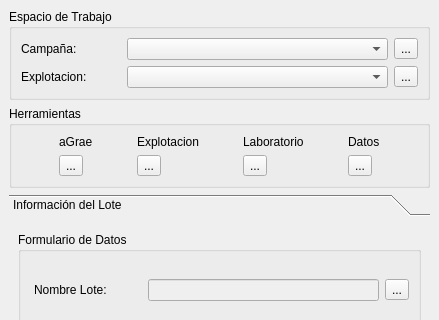
The window that dialogs/ui/agrae_tools.ui (franciscocontreras93/agrae_new) describes before a commit, drawn with Qt 5; both pictures show x 0 to 439 and y 0 to 320 of the 439 by 681 pixel window.
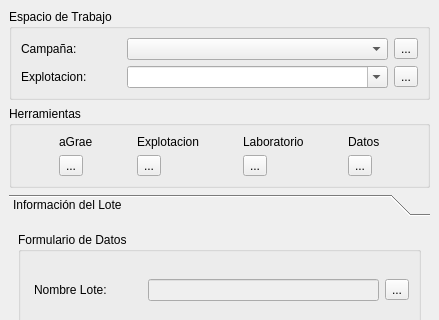
The same window after the commit.

Commit message: fixed espacio de trabajo combo_explotacion

The edit to the form file:
```diff
--- a/dialogs/ui/agrae_tools.ui
+++ b/dialogs/ui/agrae_tools.ui
@@ -555,7 +555,11 @@
       </property>
       <layout class="QGridLayout" name="gridLayout_3">
        <item row="1" column="1">
-        <widget class="QComboBox" name="combo_explotacion"/>
+        <widget class="QComboBox" name="combo_explotacion">
+         <property name="editable">
+          <bool>true</bool>
+         </property>
+        </widget>
        </item>
        <item row="1" column="0">
         <widget class="QLabel" name="label_8">
```
The commit also changes 1 other file.
